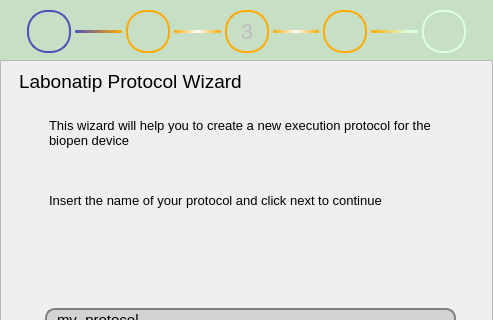
This is apps/Biopen_wizard/protocolWizard.ui in bellonemauro/Labonatip2.0 as Qt 5 draws it before an edit; both pictures show x 0 to 493 and y 0 to 320 of the 493 by 579 pixel window. The edited form follows.
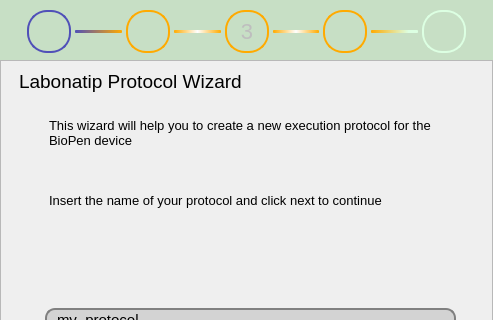
This is the edited form. The open tabs and pages were chosen to show the change. Icons and pictures are not drawn.

Commit message: changed Biopen to BioPen

Diff of the .ui file:
```diff
--- a/apps/Biopen_wizard/protocolWizard.ui
+++ b/apps/Biopen_wizard/protocolWizard.ui
@@ -306,7 +306,7 @@
              </property>
              <property name="plainText">
               <string>
-This wizard will help you to create a new execution protocol for the biopen device
+This wizard will help you to create a new execution protocol for the BioPen device
 
 
 
```
The commit also changes 81 other files.
